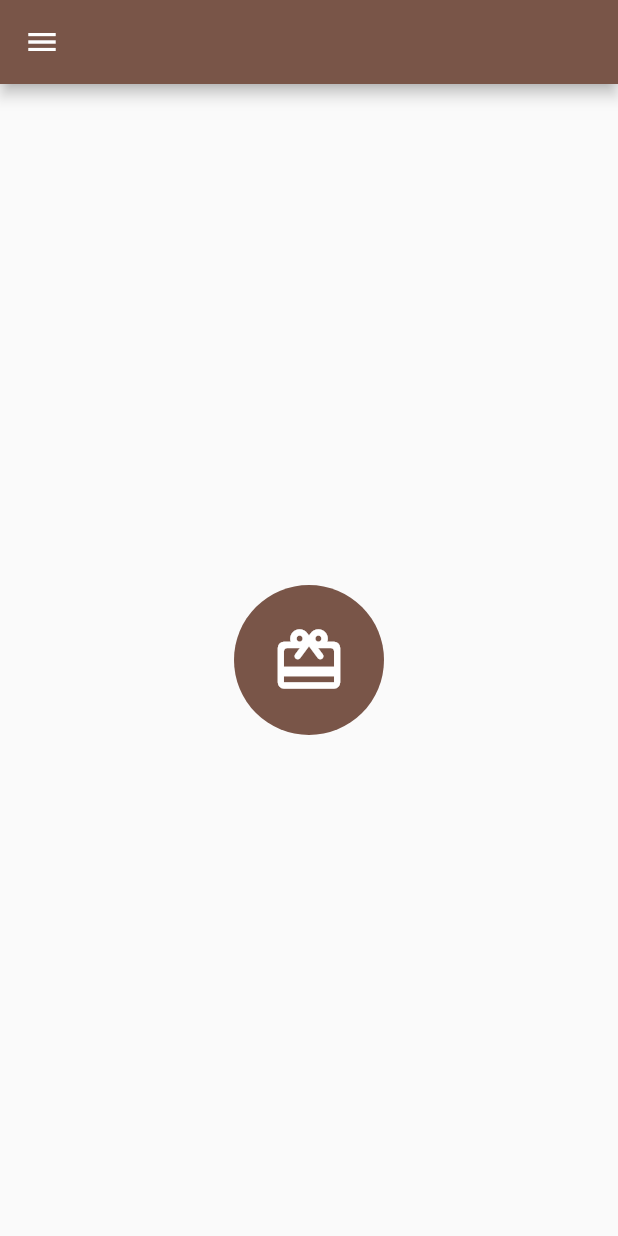
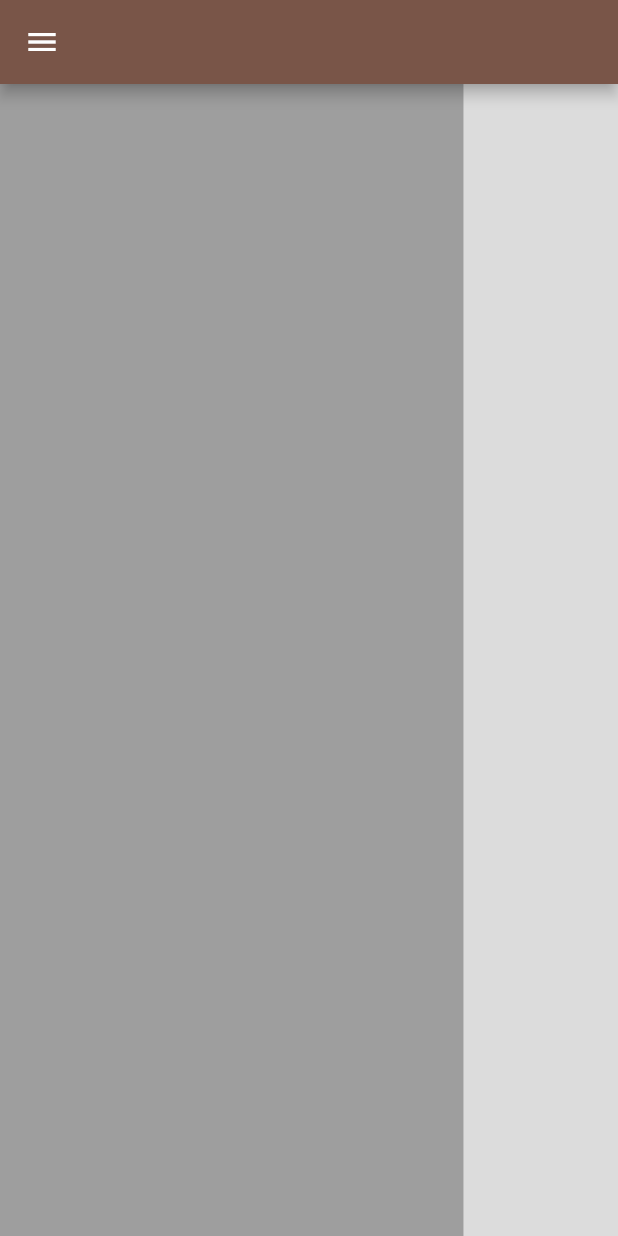
Before and after one commit to AishaMuneer-Btlah/Project_Repo, a Flutter app: the screen it shows after launch, on a phone screen of 412 x 824 dp. Run offline on Flutter 3.47's test engine with Material 3 defaults, Android fonts, the phone set to English and light mode, and no system bars.

Commit message:
use tow Expanded with containers

```diff
--- a/lib/Task.dart
+++ b/lib/Task.dart
@@ -12,7 +12,17 @@ class Task extends StatelessWidget {
         backgroundColor: Colors.brown,
       ),
       drawer: AppDrawer() ,
-      body : Center (child : Container(
+      body :Row(children: [
+        Expanded(
+          flex: 75,
+            child: Container(color: Colors.grey,)),
+        Expanded(
+            flex: 25,
+            child: Container(color: Colors.black12,)),
+
+      ],),
+
+     /* Center (child : Container(
        height: 100, width: 100,
         decoration: BoxDecoration(
           color: Colors.brown,
@@ -22,7 +32,7 @@ class Task extends StatelessWidget {
      child:Center(child:
      Icon(Icons.card_giftcard_rounded, color: Colors.white,size: 50,)
      //Text('Aisha',style: TextStyle( color: Colors.white,fontWeight: FontWeight.bold , fontSize: 20),)
-       , )) ,)
+       , )) ,)*/
     ),);
   }
 }
```
